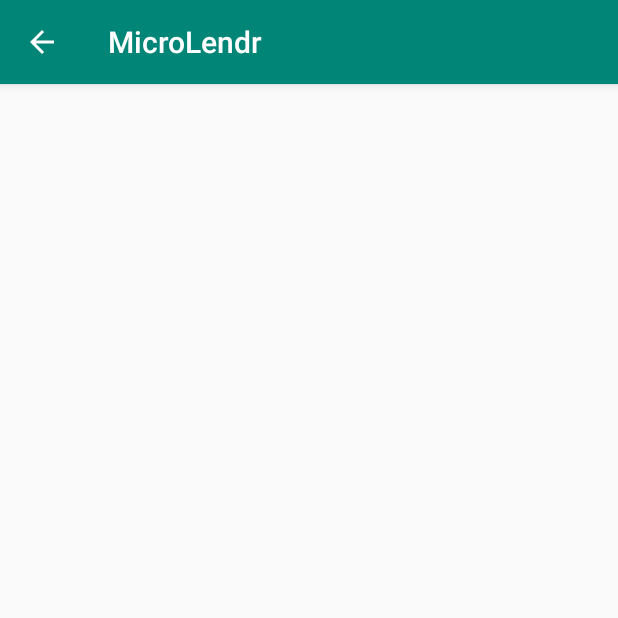
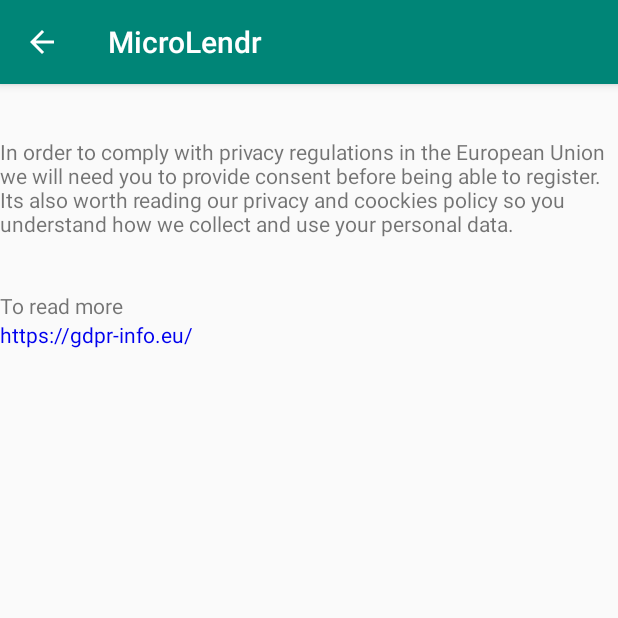
Before and after one commit to mmoshf17/MicroLendr1, an Android app: the TermsConditions screen opened directly, with no data from a screen before it, on a phone screen of 412 x 824 dp, the top half of it. Run offline under Robolectric (Android 15) with nearby library versions, the phone set to English and light mode, and no system bars.

Commit message:
Added more features (GDPR)

```diff
--- a/app/src/main/java/com/example/mohib/microlendr/TermsConditions.java
+++ b/app/src/main/java/com/example/mohib/microlendr/TermsConditions.java
@@ -1,7 +1,11 @@
 package com.example.mohib.microlendr;
 
+import android.content.Intent;
+import android.net.Uri;
 import android.os.Bundle;
 import android.support.v7.app.AppCompatActivity;
+import android.view.View;
+import android.widget.TextView;
 
 public class TermsConditions extends AppCompatActivity {
 
@@ -12,4 +16,14 @@ public class TermsConditions extends AppCompatActivity {
 
 
     }
+
+    public void onClickTermsBtn(View view) {
+
+        TextView txtGDPRLink = findViewById(R.id.textGDPR);
+
+        String url = txtGDPRLink.getText().toString();
+        Intent goToWeb = new Intent(Intent.ACTION_VIEW);
+        goToWeb.setData(Uri.parse(url));
+        startActivity(goToWeb);
+    }
 }
--- a/app/src/main/res/layout/activity_signup.xml
+++ b/app/src/main/res/layout/activity_signup.xml
@@ -79,7 +79,6 @@
                     android:textColor="#0000EE"
                     android:layout_height="wrap_content"
                     android:text="@string/txtTerms"/>
-
             </LinearLayout>
 
 
--- a/app/src/main/res/layout/activity_terms_conditions.xml
+++ b/app/src/main/res/layout/activity_terms_conditions.xml
@@ -3,4 +3,40 @@
     xmlns:android="http://schemas.android.com/apk/res/android" android:layout_width="match_parent"
     android:layout_height="match_parent">
 
+    <TextView
+        android:lines="2"
+        android:layout_width="wrap_content"
+        android:layout_height="wrap_content"
+        />
+
+    <TextView
+
+        android:layout_width="wrap_content"
+        android:layout_height="wrap_content"
+        android:text= "@string/txtTermsDetails"
+        />
+
+
+    <TextView
+        android:lines="2"
+        android:layout_width="wrap_content"
+        android:layout_height="wrap_content"
+        />
+
+    <TextView
+
+        android:layout_width="wrap_content"
+        android:layout_height="wrap_content"
+        android:text= "To read more "
+        />
+
+    <TextView
+        android:id="@+id/textGDPR"
+        android:onClick="onClickTermsBtn"
+        android:layout_width="wrap_content"
+        android:clickable="true"
+        android:textColor="#0000EE"
+        android:layout_height="wrap_content"
+        android:text="@string/txtGDPRLink"/>
+
 </LinearLayout>
--- a/app/src/main/res/values/strings.xml
+++ b/app/src/main/res/values/strings.xml
@@ -10,8 +10,6 @@
     <string name="btnForgotUser">Forgot Username or Password?</string>
     <string name="txtNotRegisteredYet">Not Registered yet?</string>
     <string name="btnRegisterNow">Register Now</string>
-
-
 --------------------------------------------------------------------------------------------------------------------------------------------
 
     //Signup
@@ -21,8 +19,8 @@
     <string name="hintRegisterEmail">Email</string>
     <string name="hintRegisterPassword">Password</string>
     <string name="txtTerms">I have read and accept the terms and conditions</string>
-
-
+    <string name="txtTermsDetails">In order to comply with privacy regulations in the European Union we will need you to provide consent before being able to register. Its also worth reading our privacy and coockies policy so you understand how we collect and use your personal data.</string>
+    <string name="txtGDPRLink">https://gdpr-info.eu/</string>
 
 --------------------------------------------------------------------------------------------------------------------------------------------
 
@@ -39,7 +37,6 @@
     <string name="txtUserName">UserName</string>
     <string name="btnLogout">Logout</string>
     <string name="btnHelp">Help</string>
-
 --------------------------------------------------------------------------------------------------------------------------------------------
 
     //Authentication
@@ -57,7 +54,6 @@
     <string name="hintAmount">Amount</string>
     <string name="hintRepayWithinMonths">Repay within months</string>
     <string name="btnSendRequest">Send Request</string>
-
 --------------------------------------------------------------------------------------------------------------------------------------------
 
     //Loan Request Details
@@ -68,7 +64,6 @@
     <string name="txtStartingDate">StartingDate:</string>
     <string name="btnAccept">Accept</string>
     <string name="btnReject">Reject</string>
-
 --------------------------------------------------------------------------------------------------------------------------------------------
 
 
```
